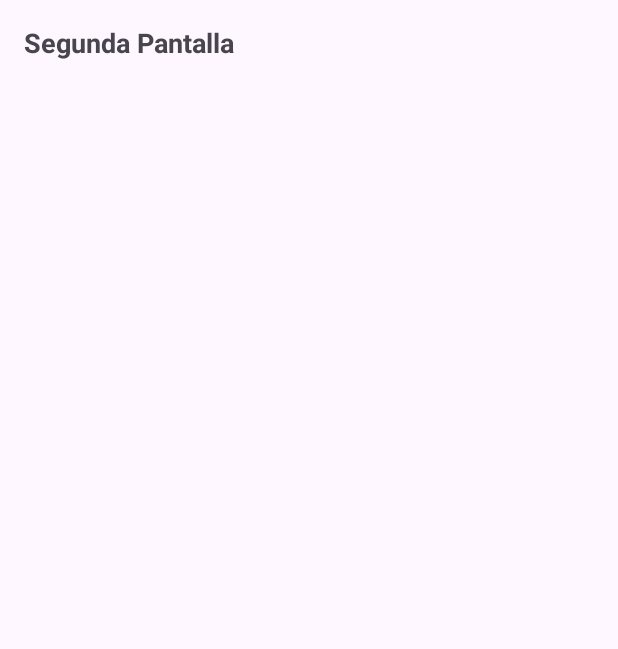
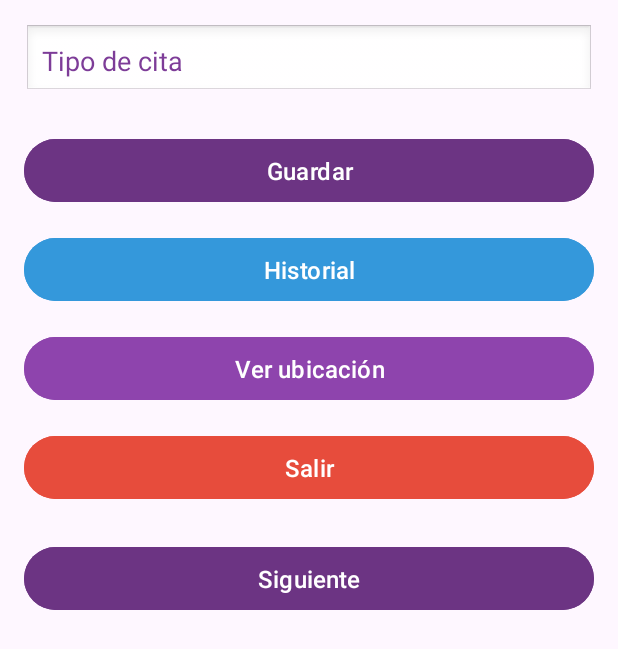
Before and after one commit to keving005/AZAMAR_p, an Android app built with Jetpack Compose: the layout activity_segunda_for.xml on its own in the app's theme, with its tools: preview values and no code run, on a phone screen of 412 x 824 dp. Shown: the top 649 px of the screen. Run offline under Robolectric (Android 15) with nearby library versions, the phone set to English and light mode, and no system bars.

Commit message:
Se agregan campos para la segunda pantalla del formulario

```diff
--- a/app/src/main/res/layout/activity_segunda_for.xml
+++ b/app/src/main/res/layout/activity_segunda_for.xml
@@ -1,15 +1,102 @@
 <?xml version="1.0" encoding="utf-8"?>
-<LinearLayout xmlns:android="http://schemas.android.com/apk/res/android"
+<androidx.drawerlayout.widget.DrawerLayout xmlns:android="http://schemas.android.com/apk/res/android"
+    xmlns:app="http://schemas.android.com/apk/res-auto"
+    xmlns:tools="http://schemas.android.com/tools"
+    android:id="@+id/drawer_layout"
     android:layout_width="match_parent"
     android:layout_height="match_parent"
-    android:orientation="vertical"
-    android:padding="16dp">
-    <TextView
+    tools:context=".SegundaFor">
+
+    <LinearLayout
+        android:layout_width="match_parent"
+        android:layout_height="match_parent"
+        android:orientation="vertical"
+        android:padding="16dp"
+        android:fitsSystemWindows="true">
+
+
+        <EditText
+            android:id="@+id/etTipoCita"
+            android:layout_width="match_parent"
+            android:layout_height="wrap_content"
+            android:hint="Tipo de cita"
+            android:padding="12dp"
+            android:background="@android:drawable/edit_text"
+            android:textColorHint="#7D3C98"
+            android:layout_marginBottom="24dp"/>
+
+
+        <Button
+            android:id="@+id/btnGuardar"
+            android:layout_width="match_parent"
+            android:layout_height="50dp"
+            android:backgroundTint="#6C3483"
+            android:text="Guardar"
+            android:textAllCaps="false"
+            android:textSize="16sp"
+            android:textColor="#FFFFFF"
+            android:layout_marginBottom="16dp"/>
+
+
+        <Button
+            android:id="@+id/btnHistorial"
+            android:layout_width="match_parent"
+            android:layout_height="50dp"
+            android:backgroundTint="#3498DB"
+            android:text="Historial"
+            android:textAllCaps="false"
+            android:textSize="16sp"
+            android:textColor="#FFFFFF"
+            android:layout_marginBottom="16dp"/>
+
+        <Button
+            android:id="@+id/btnUbicacion"
+            android:layout_width="match_parent"
+            android:layout_height="50dp"
+            android:backgroundTint="#8E44AD"
+            android:text="Ver ubicación"
+            android:textAllCaps="false"
+            android:textSize="16sp"
+            android:textColor="#FFFFFF"
+            android:layout_marginBottom="16dp"/>
+
+
+        <Button
+            android:id="@+id/btnSalir"
+            android:layout_width="match_parent"
+            android:layout_height="50dp"
+            android:backgroundTint="#E74C3C"
+            android:text="Salir"
+            android:textAllCaps="false"
+            android:textSize="16sp"
+            android:textColor="#FFFFFF"
+            android:layout_marginBottom="24dp"/>
+
+
+        <Button
+            android:id="@+id/btnSiguiente"
+            android:layout_width="match_parent"
+            android:layout_height="50dp"
+            android:backgroundTint="#6C3483"
+            android:text="Siguiente"
+            android:textAllCaps="false"
+            android:textSize="16sp"
+            android:textColor="#FFFFFF"/>
+    </LinearLayout>
+
+
+    <com.google.android.material.navigation.NavigationView
+        android:id="@+id/nav_view"
         android:layout_width="wrap_content"
-        android:layout_height="wrap_content"
-        android:text="Segunda Pantalla"
-        android:textSize="18sp"
-        android:textStyle="bold"
-        android:layout_marginBottom="24dp" />
+        android:layout_height="match_parent"
+        android:layout_gravity="start"
+        android:fitsSystemWindows="true"
+        app:headerLayout="@layout/nav_header"
+        app:menu="@menu/nav_menu"
+        app:itemIconTint="#6C3483"
+        app:itemTextColor="#4A235A"
+        app:itemBackground="@drawable/estilo_boton_menu"
+        app:itemHorizontalPadding="24dp"
+        app:itemIconPadding="16dp"/>
 
-</LinearLayout>
+</androidx.drawerlayout.widget.DrawerLayout>
```
